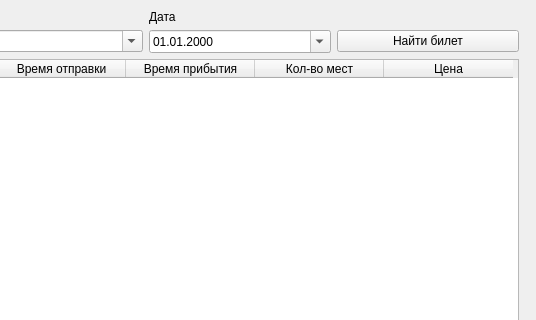
Qt form data/etc/Ticket.ui (Substance-live/Train_application) before a commit; both pictures show x 272 to 808 and y 0 to 320 of the 808 by 465 pixel window.
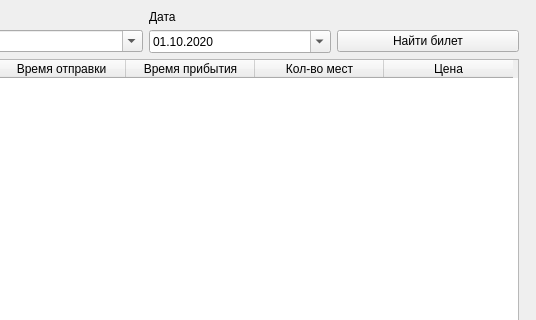
The same form after that commit.

What changed in the file:
```diff
--- a/data/etc/Ticket.ui
+++ b/data/etc/Ticket.ui
@@ -133,6 +133,16 @@
            <pointsize>9</pointsize>
           </font>
          </property>
+         <property name="dateTime">
+          <datetime>
+           <hour>0</hour>
+           <minute>0</minute>
+           <second>0</second>
+           <year>2020</year>
+           <month>10</month>
+           <day>1</day>
+          </datetime>
+         </property>
          <property name="displayFormat">
           <string>dd.MM.yyyy</string>
          </property>
```
Left out of the diff: 2 changed lines with no effect on the pictures.
